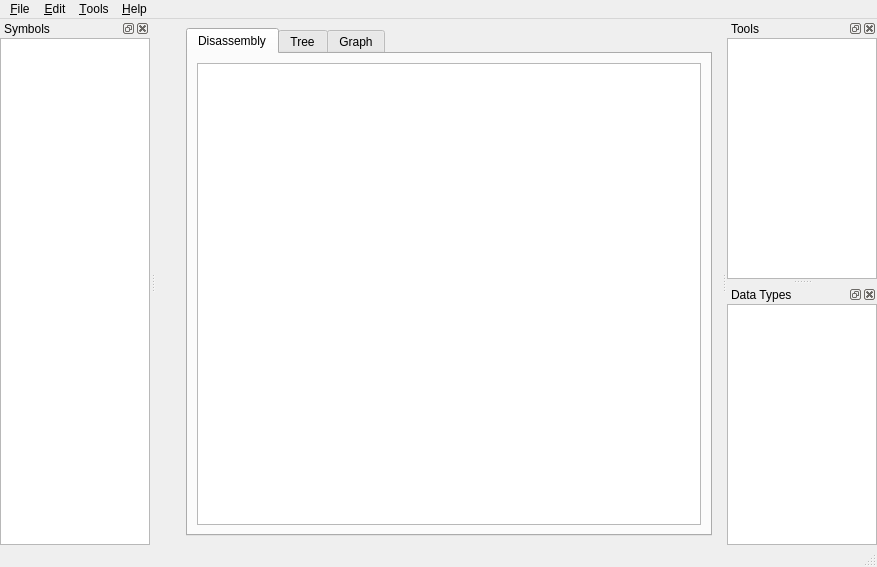
The window that qt/application.ui (davidcarne/dismember) describes before a commit, drawn with Qt 5.
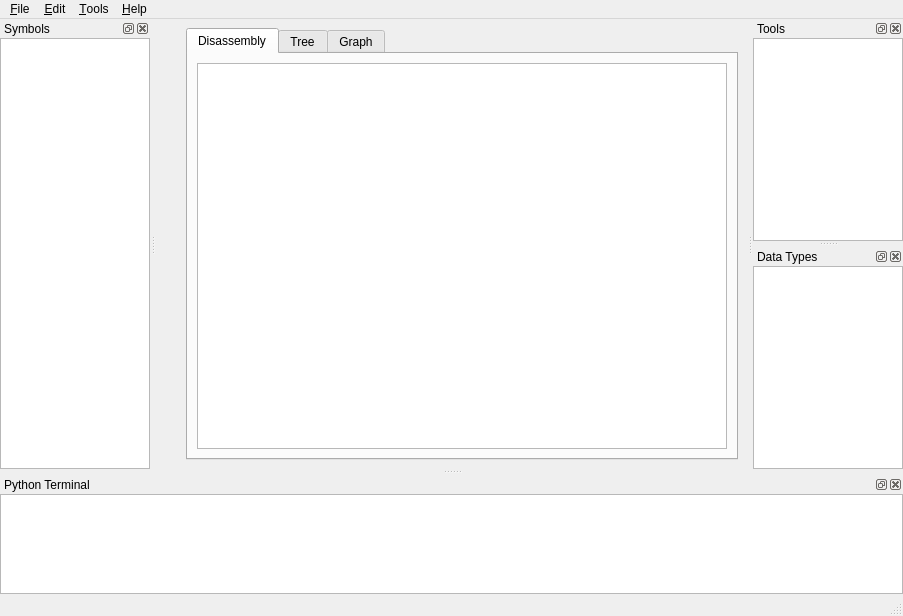
The same window after the commit. Custom widgets are drawn as their Qt base class.

Commit message: Added python terminal.

What changed in the file:
```diff
--- a/qt/application.ui
+++ b/qt/application.ui
@@ -10,8 +10,8 @@
    <rect>
     <x>0</x>
     <y>0</y>
-    <width>877</width>
-    <height>567</height>
+    <width>903</width>
+    <height>616</height>
    </rect>
   </property>
   <property name="sizePolicy">
@@ -33,8 +33,8 @@
      <verstretch>0</verstretch>
     </sizepolicy>
    </property>
-   <layout class="QHBoxLayout" name="horizontalLayout_5">
-    <item>
+   <layout class="QGridLayout" name="gridLayout">
+    <item row="0" column="0">
      <widget class="QTDataView" name="e_dataview" native="true">
       <property name="minimumSize">
        <size>
@@ -50,7 +50,7 @@
       </property>
      </widget>
     </item>
-    <item>
+    <item row="0" column="1">
      <widget class="QTabWidget" name="T_main">
       <property name="sizePolicy">
        <sizepolicy hsizetype="MinimumExpanding" vsizetype="Expanding">
@@ -101,7 +101,7 @@
     <rect>
      <x>0</x>
      <y>0</y>
-     <width>877</width>
+     <width>903</width>
      <height>23</height>
     </rect>
    </property>
@@ -268,6 +268,34 @@
     <layout class="QHBoxLayout" name="horizontalLayout_3"/>
    </widget>
   </widget>
+  <widget class="QDockWidget" name="w_terminal">
+   <property name="sizePolicy">
+    <sizepolicy hsizetype="Preferred" vsizetype="Ignored">
+     <horstretch>0</horstretch>
+     <verstretch>0</verstretch>
+    </sizepolicy>
+   </property>
+   <property name="windowTitle">
+    <string>Python Terminal</string>
+   </property>
+   <attribute name="dockWidgetArea">
+    <number>8</number>
+   </attribute>
+   <widget class="QTPythonTerminalView" name="e_terminalview">
+    <property name="sizePolicy">
+     <sizepolicy hsizetype="Preferred" vsizetype="Ignored">
+      <horstretch>0</horstretch>
+      <verstretch>0</verstretch>
+     </sizepolicy>
+    </property>
+    <property name="minimumSize">
+     <size>
+      <width>0</width>
+      <height>100</height>
+     </size>
+    </property>
+   </widget>
+  </widget>
   <action name="a_open">
    <property name="text">
     <string>&amp;Open</string>
@@ -404,6 +432,11 @@
    <extends>QListWidget</extends>
    <header>datatypeview.h</header>
   </customwidget>
+  <customwidget>
+   <class>QTPythonTerminalView</class>
+   <extends>QPlainTextEdit</extends>
+   <header>pythonterminalview.h</header>
+  </customwidget>
  </customwidgets>
  <tabstops>
   <tabstop>T_main</tabstop>
```
Left out of the diff: 44 changed lines with no effect on the pictures. The commit also changes 4 other files.
